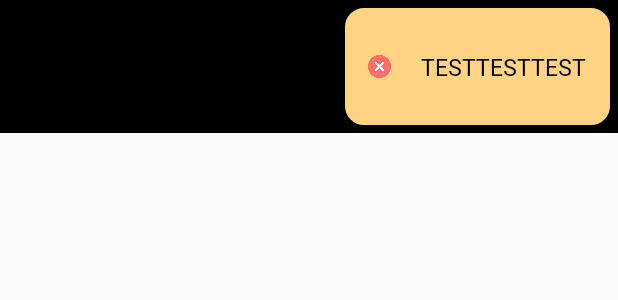
After one commit to nohjunh/ChatGPTAndroid, an Android app: the layout user_content_item.xml on its own in the app's theme, with its tools: preview values and no code run, on a phone screen of 412 x 824 dp. The commit adds this screen. Shown: the top 300 px of the screen. Run offline under Robolectric (Android 15) with nearby library versions, the phone set to English and light mode, and no system bars.

Commit message:
Add separating RVitem for Gpt and User

```diff
--- a/app/src/main/java/com/nohjunh/test/adapter/ContentAdapter.kt
+++ b/app/src/main/java/com/nohjunh/test/adapter/ContentAdapter.kt
@@ -4,7 +4,6 @@ import android.content.Context
 import android.view.LayoutInflater
 import android.view.View
 import android.view.ViewGroup
-import android.widget.Button
 import android.widget.ImageButton
 import android.widget.TextView
 import androidx.recyclerview.widget.RecyclerView
@@ -12,6 +11,11 @@ import com.nohjunh.test.R
 import com.nohjunh.test.database.entity.ContentEntity
 
 class ContentAdapter(val context : Context, private val dataSet : List<ContentEntity>) : RecyclerView.Adapter<ContentAdapter.ViewHolder>() {
+
+    companion object {
+        private const val Gpt = 1
+        private const val User = 2
+    }
 
     interface DelBtnClick {
         fun onClick(view : View, position: Int)
@@ -25,8 +29,13 @@ class ContentAdapter(val context : Context, private val dataSet : List<ContentEn
     }
 
     override fun onCreateViewHolder(parent: ViewGroup, viewType: Int): ViewHolder {
-        val view = LayoutInflater.from(parent.context).inflate(R.layout.content_item, parent, false)
-        return ViewHolder(view)
+        if (viewType == Gpt) {
+            val view = LayoutInflater.from(parent.context).inflate(R.layout.gpt_content_item, parent, false)
+            return ViewHolder(view)
+        } else {
+            val view = LayoutInflater.from(parent.context).inflate(R.layout.user_content_item, parent, false)
+            return ViewHolder(view)
+        }
     }
 
     override fun onBindViewHolder(holder: ViewHolder, position: Int) {
@@ -44,7 +53,11 @@ class ContentAdapter(val context : Context, private val dataSet : List<ContentEn
     }
 
     override fun getItemViewType(position: Int): Int {
-        return position
+        return if (dataSet[position].gptOrUser == 1) { // Gpt
+            Gpt
+        } else {
+            User
+        }
     }
 
 }
--- a/app/src/main/java/com/nohjunh/test/database/ChatDatabase.kt
+++ b/app/src/main/java/com/nohjunh/test/database/ChatDatabase.kt
@@ -7,7 +7,7 @@ import androidx.room.RoomDatabase
 import com.nohjunh.test.database.dao.ContentDAO
 import com.nohjunh.test.database.entity.ContentEntity
 
-@Database(entities = [ContentEntity::class], version = 1)
+@Database(entities = [ContentEntity::class], version = 2)
 abstract class ChatDatabase : RoomDatabase() {
 
     abstract fun contentDAO() : ContentDAO
--- a/app/src/main/java/com/nohjunh/test/database/entity/ContentEntity.kt
+++ b/app/src/main/java/com/nohjunh/test/database/entity/ContentEntity.kt
@@ -11,6 +11,8 @@ data class ContentEntity(
     @ColumnInfo(name = "id")
     var id : Int,
     @ColumnInfo(name = "Content")
-    var content : String
+    var content : String,
+    @ColumnInfo(name = "gptOrUser")
+    var gptOrUser : Int
 
 )
--- a/app/src/main/java/com/nohjunh/test/repository/DatabaseRepository.kt
+++ b/app/src/main/java/com/nohjunh/test/repository/DatabaseRepository.kt
@@ -11,7 +11,7 @@ class DatabaseRepository {
 
     fun getContentData() = database.contentDAO().getContentData()
 
-    fun insertContent(content : String) = database.contentDAO().insertContent(ContentEntity(0, content))
+    fun insertContent(content : String, gptOrUser : Int) = database.contentDAO().insertContent(ContentEntity(0, content, gptOrUser))
 
     fun deleteSelectedContent(id : Int) = database.contentDAO().deleteSelectedContent(id)
 
--- a/app/src/main/java/com/nohjunh/test/view/MainActivity.kt
+++ b/app/src/main/java/com/nohjunh/test/view/MainActivity.kt
@@ -41,7 +41,7 @@ class MainActivity : AppCompatActivity() {
         })
 
         binding.sendBtn.setOnClickListener {
-            viewModel.insertContent(binding.EDView.text.toString())
+            viewModel.insertContent(binding.EDView.text.toString(), 2) // 1: Gpt, 2: User
             binding.EDView.setText("")
             viewModel.getContentData()
         }
--- a/app/src/main/java/com/nohjunh/test/viewModel/MainViewModel.kt
+++ b/app/src/main/java/com/nohjunh/test/viewModel/MainViewModel.kt
@@ -26,8 +26,8 @@ class MainViewModel : ViewModel() {
         _deleteCheck.postValue(false)
     }
 
-    fun insertContent(content : String) = viewModelScope.launch(Dispatchers.IO) {
-        databaseRepository.insertContent(content)
+    fun insertContent(content : String, gptOrUser : Int) = viewModelScope.launch(Dispatchers.IO) {
+        databaseRepository.insertContent(content, gptOrUser)
     }
 
     fun deleteSelectedContent(id : Int) = viewModelScope.launch(Dispatchers.IO) {
--- /dev/null
+++ b/app/src/main/res/layout/user_content_item.xml
@@ -0,0 +1,54 @@
+<?xml version="1.0" encoding="utf-8"?>
+<androidx.constraintlayout.widget.ConstraintLayout
+    xmlns:android="http://schemas.android.com/apk/res/android"
+    xmlns:tools="http://schemas.android.com/tools"
+    android:layout_width="match_parent"
+    android:layout_height="wrap_content"
+    android:padding="5dp"
+    android:background="@color/black"
+    xmlns:app="http://schemas.android.com/apk/res-auto">
+
+    <androidx.constraintlayout.widget.ConstraintLayout
+        android:id="@+id/chatLayout"
+        android:layout_width="wrap_content"
+        android:layout_height="wrap_content"
+        android:padding="5dp"
+        android:background="@drawable/chat_corner_layout"
+        android:backgroundTint="@color/UserbackgroundColor"
+        app:layout_constraintTop_toTopOf="parent"
+        app:layout_constraintBottom_toBottomOf="parent"
+        app:layout_constraintEnd_toEndOf="parent">
+        <ImageButton
+            android:id="@+id/delBtn"
+            android:layout_width="wrap_content"
+            android:layout_height="wrap_content"
+            android:background="@drawable/removebtn_resize"
+            android:layout_marginLeft="10dp"
+            app:layout_constraintTop_toTopOf="parent"
+            app:layout_constraintBottom_toBottomOf="parent"
+            app:layout_constraintStart_toStartOf="parent">
+        </ImageButton>
+        <TextView
+            android:id="@+id/rvItemTV"
+            android:layout_width="wrap_content"
+            android:layout_height="wrap_content"
+            android:text="TESTTESTTEST"
+            android:textColor="@color/black"
+            android:textSize="15dp"
+            android:fontFamily="@font/nanumgothicbold"
+            android:layout_marginLeft="20dp"
+            android:layout_marginRight="10dp"
+            app:layout_constraintTop_toTopOf="parent"
+            app:layout_constraintEnd_toEndOf="parent"
+            app:layout_constraintBottom_toBottomOf="parent"
+            app:layout_constraintStart_toEndOf="@id/delBtn"/>
+        <TextView
+            android:id="@+id/holdingId"
+            android:text="temp"
+            android:layout_height="0dp"
+            android:layout_width="0dp"
+            tools:ignore="MissingConstraints">
+        </TextView>
+    </androidx.constraintlayout.widget.ConstraintLayout>
+
+</androidx.constraintlayout.widget.ConstraintLayout>
--- a/app/src/main/res/values/colors.xml
+++ b/app/src/main/res/values/colors.xml
@@ -7,10 +7,10 @@
     <color name="teal_700">#FF018786</color>
     <color name="black">#FF000000</color>
     <color name="white">#FFFFFFFF</color>
-    2B2B2B
+
     <color name="backgroundColor">#2B2B2B</color>
     <color name="ETContainerColor">#3F3F3F</color>
     <color name="ETVbackgroundColor">#535353</color>
-    <color name="GPTbackgroundColor">#FFFFE8</color>
+    <color name="GPTbackgroundColor">#FFFFFFFF</color>
     <color name="UserbackgroundColor">#FFD384</color>
 </resources>
```
Also changed, not shown: app/src/main/res/layout/gpt_content_item.xml (renamed from app/src/main/res/layout/content_item.xml).
